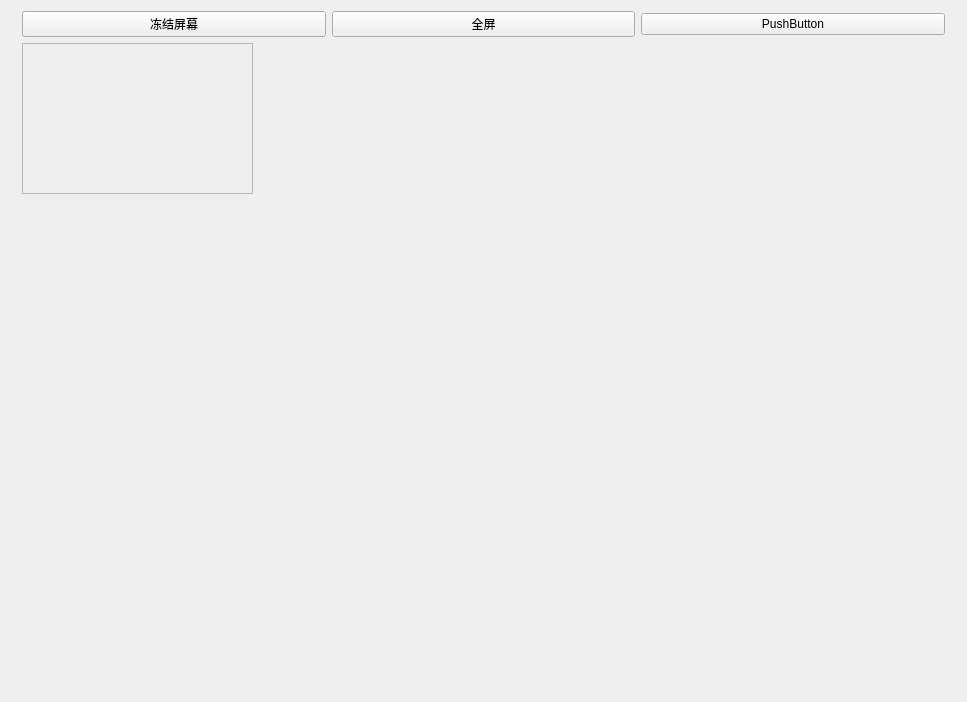
First picture: the form in Client/UI/ScreenBroadcastUI.ui, repository yang-zhongtian/PYCM, before the edit.
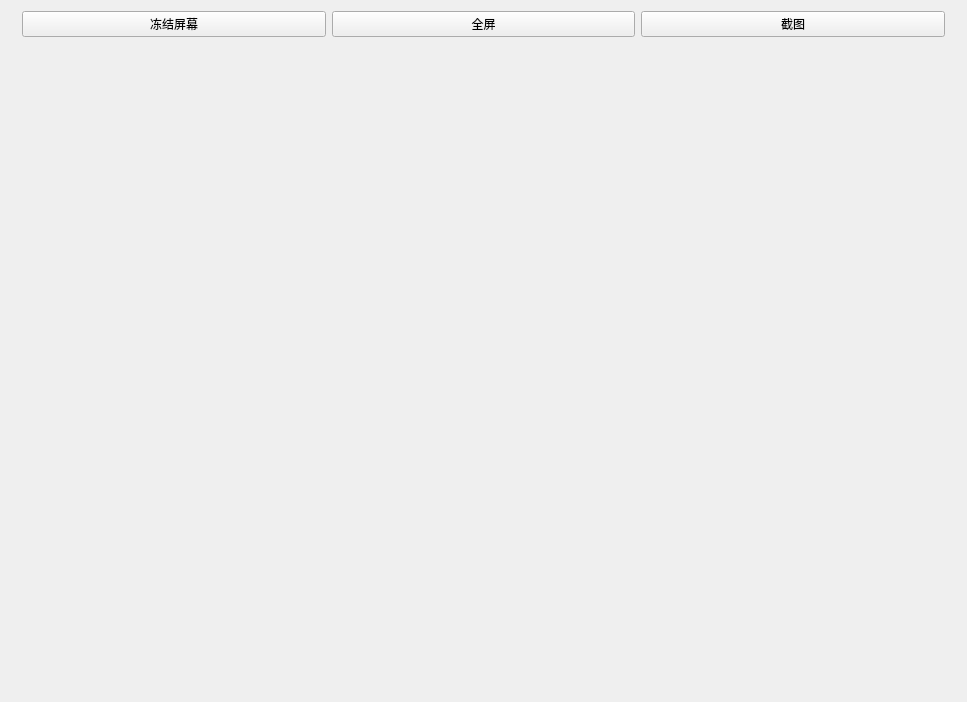
Second picture: the form after the edit. Icons and pictures are not drawn.

Commit message: [upgrade] remove vlc & rollback to mpegts method & support screen broadcast screen shot & remove unnecessary unit test & optimize logging system

What changed in the file:
```diff
--- a/Client/UI/ScreenBroadcastUI.ui
+++ b/Client/UI/ScreenBroadcastUI.ui
@@ -55,7 +55,7 @@
      <item>
       <widget class="QPushButton" name="pushButton">
        <property name="text">
-        <string>PushButton</string>
+        <string>截图</string>
        </property>
       </widget>
      </item>
@@ -63,24 +63,21 @@
    </item>
    <item>
     <widget class="QWidget" name="screen_widget" native="true">
-     <widget class="QFrame" name="screen_display">
+     <widget class="QLabel" name="screen_display">
       <property name="geometry">
        <rect>
         <x>0</x>
         <y>0</y>
-        <width>231</width>
-        <height>151</height>
+        <width>421</width>
+        <height>341</height>
        </rect>
       </property>
-      <property name="autoFillBackground">
+      <property name="text">
+       <string/>
+      </property>
+      <property name="scaledContents">
        <bool>true</bool>
       </property>
-      <property name="frameShape">
-       <enum>QFrame::StyledPanel</enum>
-      </property>
-      <property name="frameShadow">
-       <enum>QFrame::Raised</enum>
-      </property>
      </widget>
     </widget>
    </item>
```
Left out of the diff: 19 changed lines with no effect on the pictures. The commit also changes 26 other files.
